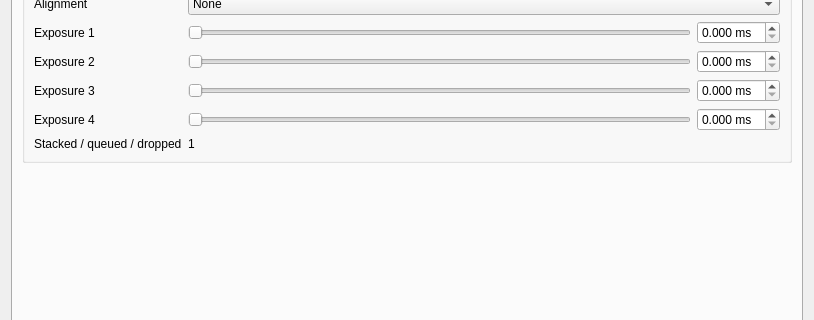
Before: the Qt Designer form plugins/feature/camera/camerasettingsdialog.ui in srcejon/sdrangel, drawn with Qt 5; both pictures show x 0 to 814 and y 324 to 644 of the 814 by 934 pixel window.
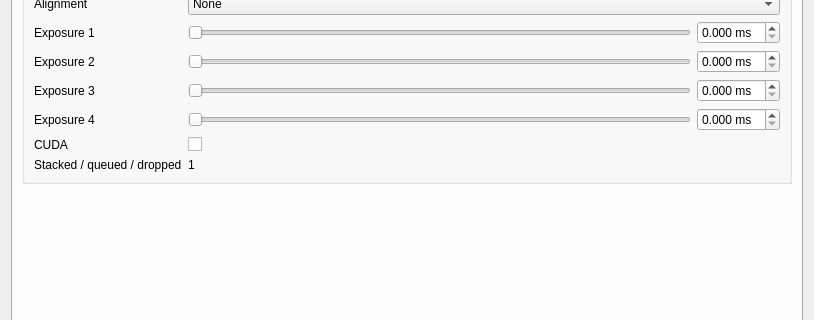
After: the same form once the commit is applied. The open tabs and pages were chosen to show the change. Icons and pictures are not drawn. Custom widgets are drawn as their Qt base class.

Commit message: Add CUDA stacking calibration and alignment

The edit to the form file:
```diff
--- a/plugins/feature/camera/camerasettingsdialog.ui
+++ b/plugins/feature/camera/camerasettingsdialog.ui
@@ -1525,13 +1525,30 @@
            </layout>
           </item>
           <item row="9" column="0">
+           <widget class="QLabel" name="stackUseCudaLabel">
+            <property name="text">
+             <string>CUDA</string>
+            </property>
+           </widget>
+          </item>
+          <item row="9" column="1">
+           <widget class="QCheckBox" name="stackUseCudaCheck">
+            <property name="toolTip">
+             <string>Use OpenCV CUDA functions for supported stacking, calibration, and alignment steps</string>
+            </property>
+            <property name="text">
+             <string/>
+            </property>
+           </widget>
+          </item>
+          <item row="10" column="0">
            <widget class="QLabel" name="stackCurrentCountLabel">
             <property name="text">
              <string>Stacked / queued / dropped</string>
             </property>
            </widget>
           </item>
-          <item row="9" column="1">
+          <item row="10" column="1">
            <widget class="QLabel" name="stackCurrentCountValue">
             <property name="text">
              <string>1</string>
```
Left out of the diff: 1 changed line with no effect on the pictures. The commit also changes 8 other files.
